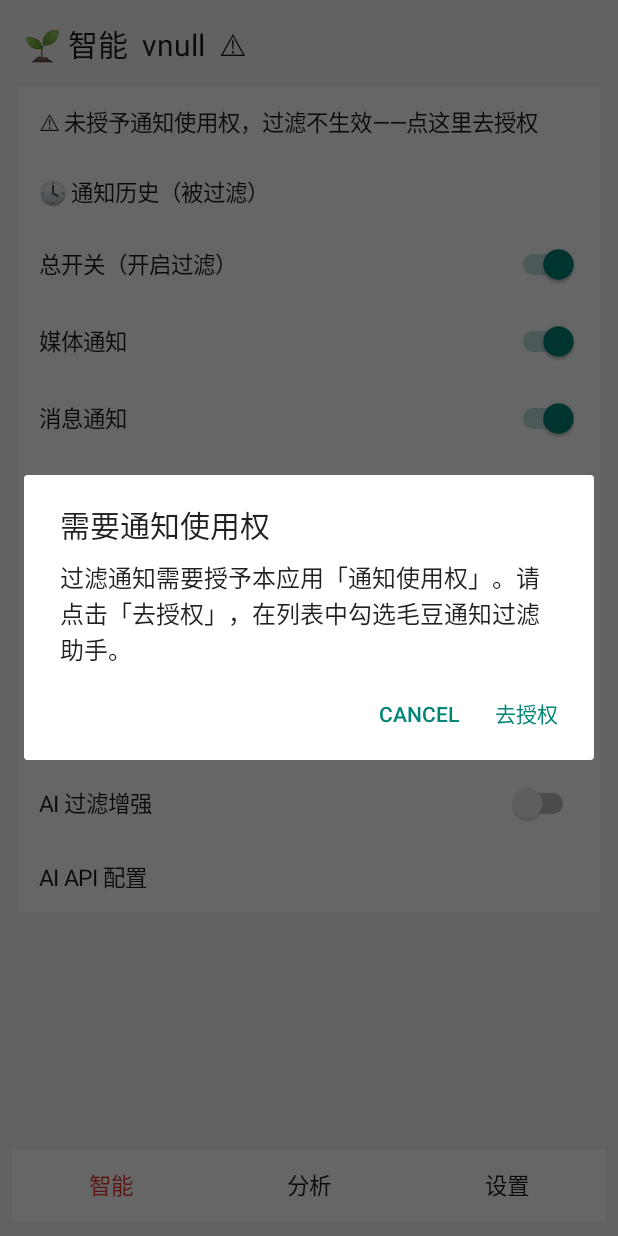
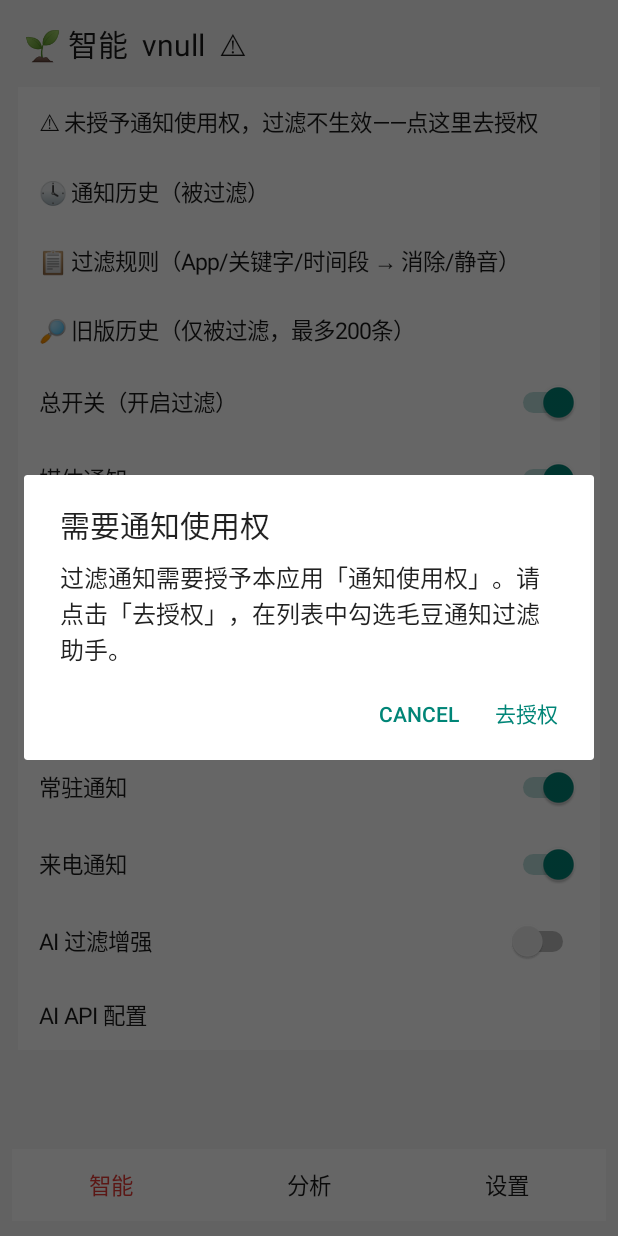
Before and after one commit to qiangsi/maodou-notify-filter, an Android app: the screen it shows after launch (MainActivity), after a tap on "⚠ 未授予通知使用权，过滤不生效——点这里去授权", on a phone screen of 412 x 824 dp. Run offline under Robolectric (Android 15) with nearby library versions, the phone set to English and light mode, and no system bars.

Commit message:
v1.5.0: app/src/main/java/com/maodou/notifyfilter/MainActivity.java

```diff
--- a/app/src/main/java/com/maodou/notifyfilter/MainActivity.java
+++ b/app/src/main/java/com/maodou/notifyfilter/MainActivity.java
@@ -178,7 +178,9 @@ public class MainActivity extends Activity {
                 Map<String, Object> m = withWarn.get(pos);
                 if ("warn".equals(m.get("type"))) askNotificationAccess();
                 if ("ai".equals(m.get("type"))) aiConfigDialog();
-                if ("history".equals(m.get("type"))) showHistory();
+                if ("history".equals(m.get("type"))) startActivity(new Intent(this, HistoryActivity.class));
+                if ("history2".equals(m.get("type"))) showHistory();
+                if ("rules".equals(m.get("type"))) startActivity(new Intent(this, RulesActivity.class));
             });
             return;
         }
@@ -187,17 +189,28 @@ public class MainActivity extends Activity {
         list.setOnItemClickListener((p, v, pos, id) -> {
             Map<String, Object> m = items.get(pos);
             if ("ai".equals(m.get("type"))) { aiConfigDialog(); }
-            if ("history".equals(m.get("type"))) { showHistory(); }
+            if ("history".equals(m.get("type"))) { startActivity(new Intent(this, HistoryActivity.class)); }
+            if ("history2".equals(m.get("type"))) { showHistory(); }
+            if ("rules".equals(m.get("type"))) { startActivity(new Intent(this, RulesActivity.class)); }
         });
     }
 
     List<Map<String, Object>> buildSmartItems(SharedPreferences sp) {
         List<Map<String, Object>> items = new ArrayList<>();
-        // 通知历史入口放顶部，不用滚动就能看到
+        // v1.5.0: 全量历史 + 规则引擎入口放顶部
         Map<String, Object> hist = new HashMap<>();
         hist.put("type", "history");
         hist.put("label", "🕓 " + t(R.string.history));
         items.add(hist);
+        Map<String, Object> rules = new HashMap<>();
+        rules.put("type", "rules");
+        rules.put("label", "📋 过滤规则（App/关键字/时间段 → 消除/静音）");
+        items.add(rules);
+        // 旧版被过滤历史入口保留，指向新的全量历史
+        Map<String, Object> hist2 = new HashMap<>();
+        hist2.put("type", "history2");
+        hist2.put("label", "🔎 旧版历史（仅被过滤，最多200条）");
+        items.add(hist2);
         // global switch
         Map<String, Object> g = new HashMap<>();
         g.put("type", "switch"); g.put("key", KEY_GLOBAL_ON());
```
